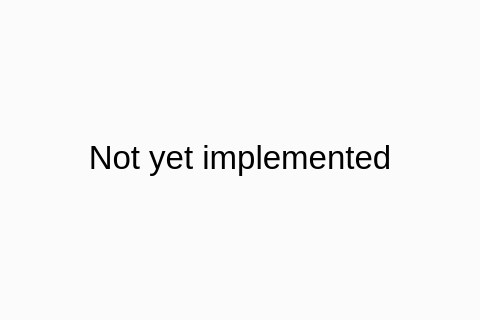
The window that forms/mainwindow.ui (crapp/labpowerqt) describes before a commit, drawn with Qt 5; both pictures show x 200 to 680 and y 128 to 448 of the 880 by 550 pixel window.
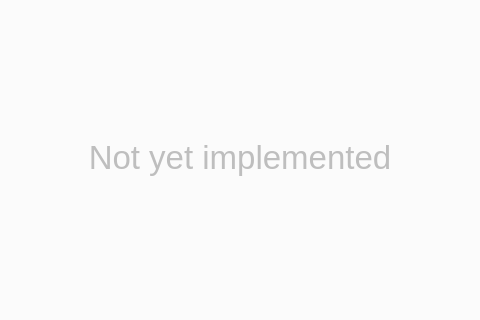
The same window after the commit. The open tabs and pages were chosen to show the change. Icons and pictures are not drawn. Custom widgets are drawn as their Qt base class.

```diff
--- a/forms/mainwindow.ui
+++ b/forms/mainwindow.ui
@@ -30,6 +30,9 @@
    <layout class="QHBoxLayout" name="horizontalLayout">
     <item>
      <widget class="QTabWidget" name="tabWidget">
+      <property name="enabled">
+       <bool>true</bool>
+      </property>
       <property name="tabPosition">
        <enum>QTabWidget::North</enum>
       </property>
@@ -125,6 +128,9 @@
        </layout>
       </widget>
       <widget class="QWidget" name="tabProgram">
+       <property name="enabled">
+        <bool>false</bool>
+       </property>
        <attribute name="title">
         <string>Program</string>
        </attribute>
```
